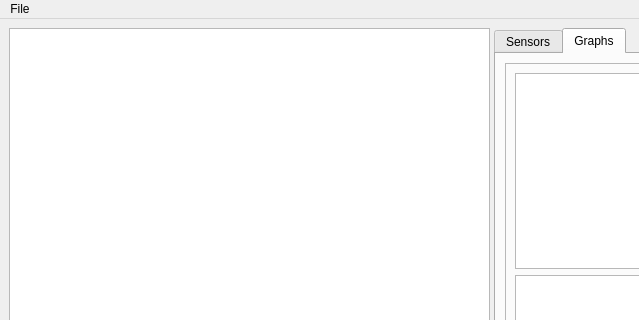
Before: the Qt Designer form smartsensors.ui in pbustos/smartpolitech-monitoring, drawn with Qt 5; both pictures show x 0 to 639 and y 0 to 320 of the 1063 by 725 pixel window.
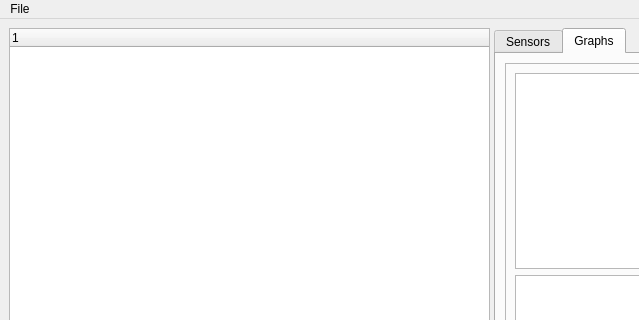
After: the same form once the commit is applied. The open tabs and pages were chosen to show the change. Custom widgets are drawn as their Qt base class.

Patch:
```diff
--- a/smartsensors.ui
+++ b/smartsensors.ui
@@ -20,13 +20,18 @@
       <property name="orientation">
        <enum>Qt::Horizontal</enum>
       </property>
-      <widget class="QTreeView" name="treeView">
+      <widget class="QTreeWidget" name="treeWidget">
        <property name="sizePolicy">
         <sizepolicy hsizetype="Expanding" vsizetype="Expanding">
          <horstretch>0</horstretch>
          <verstretch>0</verstretch>
         </sizepolicy>
        </property>
+       <column>
+        <property name="text">
+         <string notr="true">1</string>
+        </property>
+       </column>
       </widget>
       <widget class="QTabWidget" name="tabWidget">
        <property name="currentIndex">
```
Left out of the diff: 4 changed lines with no effect on the pictures.
